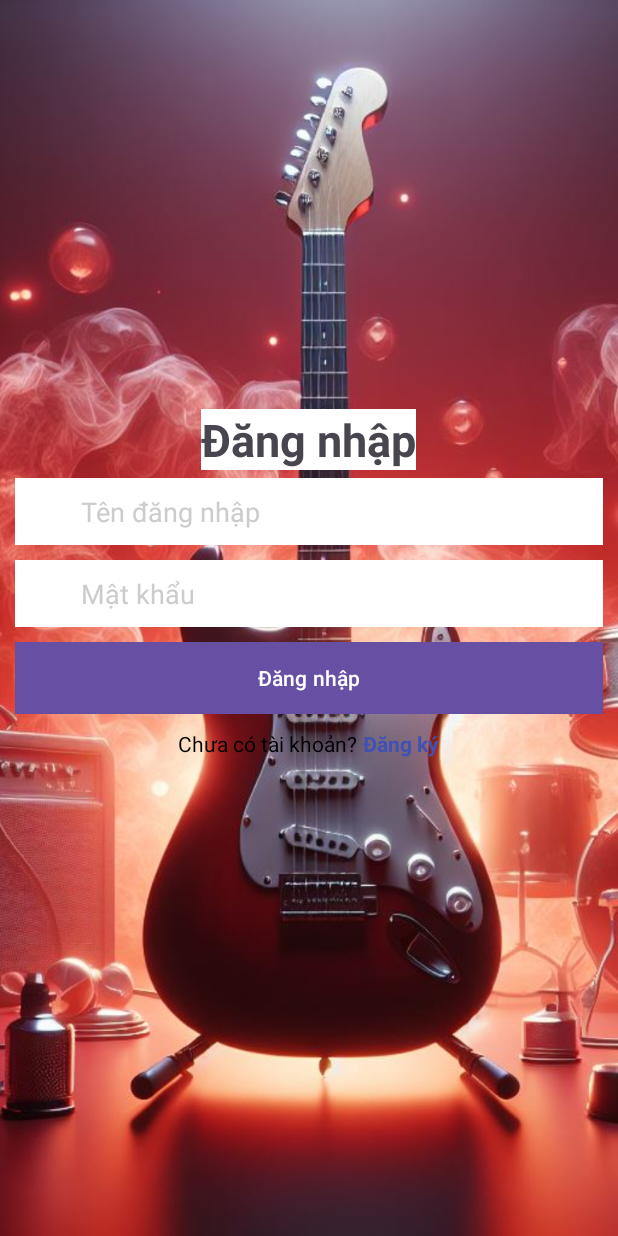
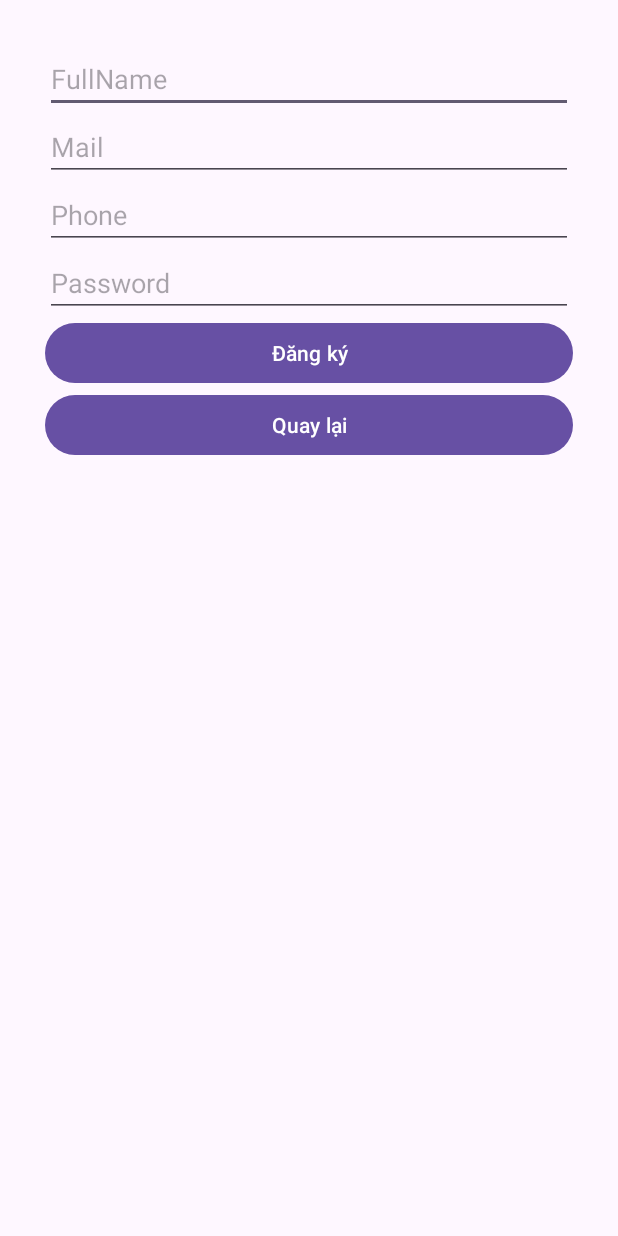
Before and after one commit to huylc12343/guitar_store_management, an Android app: the screen it shows after launch (LoginActivity before the commit, RegisActivity after it), after a tap on "Đăng ký", on a phone screen of 412 x 824 dp. Run offline under Robolectric (Android 15) with nearby library versions, the light colour scheme and no system bars; our stand-ins replace Firebase (no records; nobody signed in at launch, a user with empty details on screens opened directly).

Commit message:
updateLogin and Regis activity have database user

```diff
--- a/app/build.gradle.kts
+++ b/app/build.gradle.kts
@@ -1,5 +1,6 @@
 plugins {
     id("com.android.application")
+    id("com.google.gms.google-services")
 }
 
 android {
@@ -42,6 +43,7 @@ dependencies {
     implementation("androidx.navigation:navigation-fragment:2.6.0")
     implementation("androidx.navigation:navigation-ui:2.6.0")
     implementation("com.google.android.gms:play-services-cast-framework:21.4.0")
+    implementation("com.google.firebase:firebase-database:20.3.1")
     testImplementation("junit:junit:4.13.2")
     androidTestImplementation("androidx.test.ext:junit:1.1.5")
     androidTestImplementation("androidx.test.espresso:espresso-core:3.5.1")
--- a/app/src/main/AndroidManifest.xml
+++ b/app/src/main/AndroidManifest.xml
@@ -39,6 +39,10 @@
                 <category android:name="android.intent.category.LAUNCHER" />
             </intent-filter>
         </activity>
+        <activity android:name=".ui.RegisActivity"
+            android:exported="false">
+
+        </activity>
         <activity
             android:name=".MainActivity"
             android:exported="false" />
--- a/app/src/main/java/com/example/g2pedal/Adapter/StorageDataAdapter.java
+++ b/app/src/main/java/com/example/g2pedal/Adapter/StorageDataAdapter.java
@@ -41,14 +41,13 @@ public class StorageDataAdapter extends RecyclerView.Adapter<StorageDataAdapter.
         holder.storageDataId.setText("ID: "+storageDataModel.getId());
         holder.storageDataStatus.setText(""+storageDataModel.getStatus());
 
-
-
         if(storageDataModel.getStatus().equals("Hết hàng")){
             holder.storageDataStatus.setBackgroundResource(R.drawable.bg_status_sold);
         }else{
             holder.storageDataStatus.setBackgroundResource(R.drawable.bg_status_aval);
 
         }
+
     }
 
     @Override
--- a/app/src/main/java/com/example/g2pedal/ui/LoginActivity.java
+++ b/app/src/main/java/com/example/g2pedal/ui/LoginActivity.java
@@ -6,39 +6,49 @@ import android.content.Intent;
 import android.os.Bundle;
 import android.view.View;
 import android.widget.Button;
+import android.widget.EditText;
 import android.widget.TextView;
+import android.widget.Toast;
 
+import com.example.g2pedal.FirebaseHelper.FirebaseHelper;
 import com.example.g2pedal.MainActivity;
 import com.example.g2pedal.R;
 
 public class LoginActivity extends AppCompatActivity {
+    private FirebaseHelper firebaseHelper;
+
     Button btnLogin;
     TextView tvRegis;
     @Override
     protected void onCreate(Bundle savedInstanceState) {
         super.onCreate(savedInstanceState);
         setContentView(R.layout.activity_login);
-        btnLogin = (Button) findViewById(R.id.btnDangNhapDN);
-        tvRegis = (TextView)findViewById(R.id.dangky);
+
+        firebaseHelper = new FirebaseHelper(this);
+
+        EditText txtUsername = findViewById(R.id.lgUsername);
+        EditText txtPassword = findViewById(R.id.lgPassword);
+        btnLogin = (Button) findViewById(R.id.btnLoginlg);
+        tvRegis = (TextView)findViewById(R.id.btnRegislg);
         btnLogin.setOnClickListener(new View.OnClickListener() {
             @Override
             public void onClick(View v) {
-                acceptAccess();
+                String getPhoneTxt = txtUsername.getText().toString();
+                String getPasswordTxt = txtPassword.getText().toString();
+
+                if (getPhoneTxt.isEmpty() || getPasswordTxt.isEmpty()) {
+                    Toast.makeText(LoginActivity.this, "Nhập username hoặc password", Toast.LENGTH_SHORT).show();
+                } else {
+                    firebaseHelper.login(getPhoneTxt,getPasswordTxt);
+                }
             }
         });
         tvRegis.setOnClickListener(new View.OnClickListener() {
             @Override
             public void onClick(View v) {
-                openRegisActivity();
+                startActivity(new Intent(LoginActivity.this, RegisActivity.class));
+                finish();
             }
         });
     }
-    private void acceptAccess(){
-        Intent iMain = new Intent(LoginActivity.this, MainActivity.class);
-        startActivities(new Intent[]{iMain});
-    }
-    private void openRegisActivity(){
-        Intent iRegis = new Intent(LoginActivity.this, RegisActivity.class);
-        startActivities(new Intent[]{iRegis});
-    }
 }
--- a/app/src/main/java/com/example/g2pedal/ui/RegisActivity.java
+++ b/app/src/main/java/com/example/g2pedal/ui/RegisActivity.java
@@ -2,15 +2,58 @@ package com.example.g2pedal.ui;
 
 import androidx.appcompat.app.AppCompatActivity;
 
+import android.content.Intent;
 import android.os.Bundle;
+import android.view.View;
+import android.widget.Button;
+import android.widget.EditText;
+import android.widget.Toast;
 
+import com.example.g2pedal.FirebaseHelper.FirebaseHelper;
 import com.example.g2pedal.R;
 
 public class RegisActivity extends AppCompatActivity {
+    private FirebaseHelper firebaseHelper;
+
 
     @Override
     protected void onCreate(Bundle savedInstanceState) {
         super.onCreate(savedInstanceState);
         setContentView(R.layout.activity_regis);
+
+        firebaseHelper = new FirebaseHelper(this);
+
+        EditText fullName = findViewById(R.id.rgFullname);
+        EditText phone = findViewById(R.id.rgPhone);
+        EditText mail = findViewById(R.id.rgEmail);
+        EditText password = findViewById(R.id.rgPassword);
+        Button btnRegis = findViewById(R.id.btnRegisrg);
+        Button btnBack = findViewById(R.id.btnBackLogin);
+
+        btnRegis.setOnClickListener(new View.OnClickListener() {
+            @Override
+            public void onClick(View v) {
+                String getFullNameForm = fullName.getText().toString();
+                String getPhoneForm = phone.getText().toString();
+                String getMailForm = mail.getText().toString();
+                String getPasswordForm = password.getText().toString();
+
+                if (getFullNameForm.isEmpty() || getPhoneForm.isEmpty() || getMailForm.isEmpty()
+                        || getPasswordForm.isEmpty()) {
+                    Toast.makeText(RegisActivity.this, "Hãy điền đầy đủ thông tin", Toast.LENGTH_SHORT).show();
+                } else {
+                    firebaseHelper.checkExistingUser(getFullNameForm,getMailForm,getPhoneForm, getPasswordForm);
+                }
+            }
+        });
+
+        btnBack.setOnClickListener(new View.OnClickListener() {
+            @Override
+            public void onClick(View v) {
+
+                startActivity(new Intent(RegisActivity.this, LoginActivity.class));
+                finish();
+            }
+        });
     }
 }
--- a/app/src/main/res/layout/activity_login.xml
+++ b/app/src/main/res/layout/activity_login.xml
@@ -32,7 +32,7 @@
       android:layout_centerVertical="true"
       >
     <EditText
-        android:id="@+id/edTenDangNhapDN"
+        android:id="@+id/lgUsername"
         android:layout_width="match_parent"
         android:layout_height="wrap_content"
         android:hint="@string/tendangnhap"
@@ -47,7 +47,7 @@
         android:singleLine="true"
         />
     <EditText
-        android:id="@+id/edMatKhauDN"
+        android:id="@+id/lgPassword"
         android:layout_width="match_parent"
         android:layout_height="wrap_content"
         android:hint="@string/matkhau"
@@ -64,7 +64,7 @@
         tools:ignore="Deprecated"
         />
     <Button
-        android:id="@+id/btnDangNhapDN"
+        android:id="@+id/btnLoginlg"
         android:layout_width="match_parent"
         android:layout_height="wrap_content"
         android:text="@string/dangnhap"
@@ -87,7 +87,7 @@
               android:layout_marginEnd="4dp"/> <!-- Thêm khoảng cách giữa hai TextView -->
 
           <TextView
-              android:id="@+id/dangky"
+              android:id="@+id/btnRegislg"
               android:layout_width="wrap_content"
               android:layout_height="wrap_content"
               android:text="Đăng ký"
--- a/app/src/main/res/layout/activity_regis.xml
+++ b/app/src/main/res/layout/activity_regis.xml
@@ -1,9 +1,44 @@
 <?xml version="1.0" encoding="utf-8"?>
-<androidx.constraintlayout.widget.ConstraintLayout xmlns:android="http://schemas.android.com/apk/res/android"
+<LinearLayout xmlns:android="http://schemas.android.com/apk/res/android"
     xmlns:app="http://schemas.android.com/apk/res-auto"
     xmlns:tools="http://schemas.android.com/tools"
     android:layout_width="match_parent"
     android:layout_height="match_parent"
+    android:orientation="vertical"
+    android:layout_centerVertical="true"
+    android:layout_margin="20dp"
+    android:padding="@dimen/size10dp"
     tools:context=".ui.RegisActivity">
+    <EditText
+        android:id="@+id/rgFullname"
+        android:layout_width="match_parent"
+        android:layout_height="wrap_content"
+        android:hint="FullName"/>
 
-</androidx.constraintlayout.widget.ConstraintLayout>
+    <EditText
+        android:id="@+id/rgEmail"
+        android:layout_width="match_parent"
+        android:layout_height="wrap_content"
+        android:hint="Mail"/>
+    <EditText
+        android:id="@+id/rgPhone"
+        android:layout_width="match_parent"
+        android:layout_height="wrap_content"
+        android:hint="Phone"/>
+    <EditText
+        android:id="@+id/rgPassword"
+        android:layout_width="match_parent"
+        android:layout_height="wrap_content"
+        android:hint="Password"/>
+
+    <Button
+        android:id="@+id/btnRegisrg"
+        android:layout_width="match_parent"
+        android:layout_height="wrap_content"
+        android:text="Đăng ký"/>
+    <Button
+        android:id="@+id/btnBackLogin"
+        android:layout_width="match_parent"
+        android:layout_height="wrap_content"
+        android:text="Quay lại"/>
+</LinearLayout>
--- a/build.gradle.kts
+++ b/build.gradle.kts
@@ -1,3 +1,8 @@
+buildscript {
+    dependencies {
+        classpath("com.google.gms:google-services:4.4.1")
+    }
+}
 // Top-level build file where you can add configuration options common to all sub-projects/modules.
 plugins {
     id("com.android.application") version "8.2.2" apply false
```
Also changed, not shown: app/src/main/java/com/example/g2pedal/FirebaseHelper/FirebaseHelper.java (added, +112 -0 lines).
